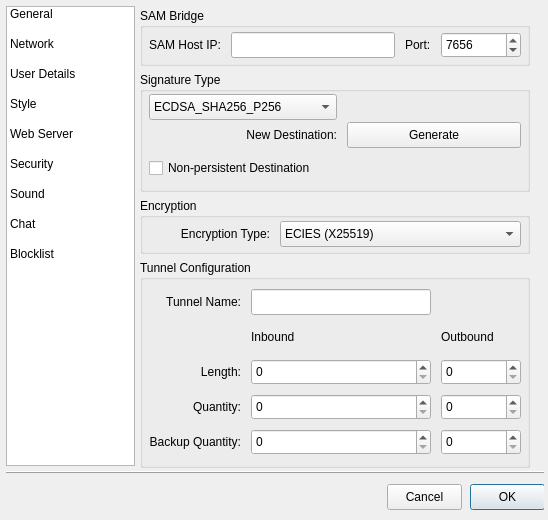
Before: the Qt Designer form src/gui/forms/SettingsGui.ui in vituperative/i2pchat, drawn with Qt 5.
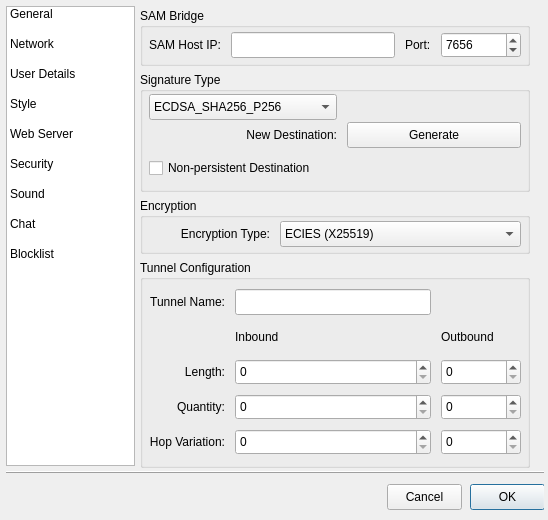
After: the same form once the commit is applied. The open tabs and pages were chosen to show the change. Icons and pictures are not drawn.

Commit message: settings: replace backup quantity with hop variation (-1..+1) and validate minimum hop count

Patch:
```diff
--- a/src/gui/forms/SettingsGui.ui
+++ b/src/gui/forms/SettingsGui.ui
@@ -1394,7 +1394,7 @@
             </size>
            </property>
            <property name="text">
-            <string>Backup Quantity:</string>
+            <string>Hop Variation:</string>
            </property>
            <property name="alignment">
             <set>Qt::AlignmentFlag::AlignRight|Qt::AlignmentFlag::AlignTrailing|Qt::AlignmentFlag::AlignVCenter</set>
```
Left out of the diff: 6 changed lines with no effect on the pictures. The commit also changes 3 other files.
